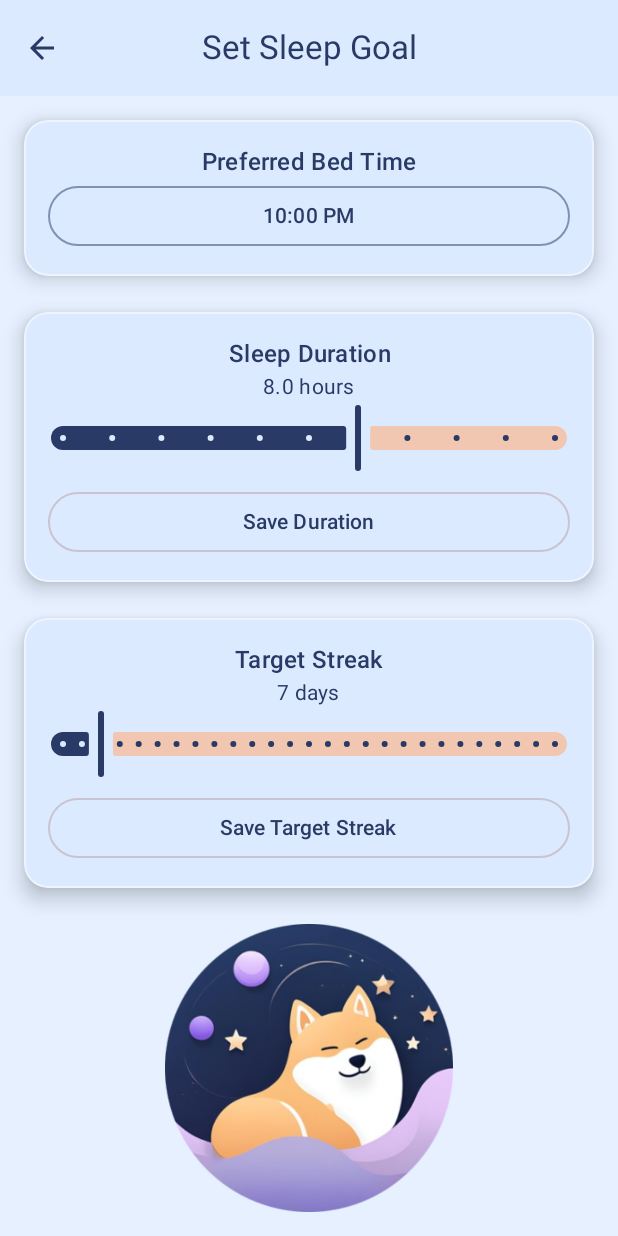
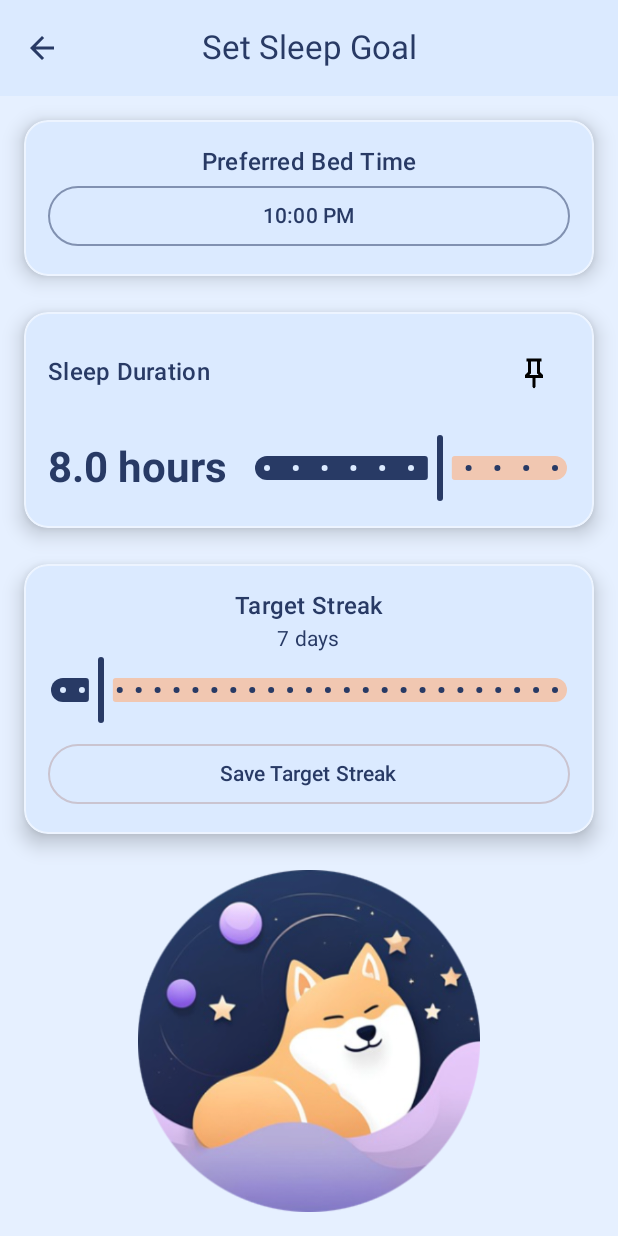
Before and after one commit to LyapunKate/SleepBuddy, an Android app built with Jetpack Compose: the SetGoalScreen screen opened through its navigation route, on a phone screen of 412 x 824 dp. Run offline under Robolectric (Android 15) with nearby library versions, the phone set to English and light mode, and no system bars; our stand-ins replace Room's generated code.

Commit message:
Changed select sleep duration box UI

```diff
--- a/app/src/main/java/com/sleepbuddy/sleeptracker/ui/screens/SetGoalScreen.kt
+++ b/app/src/main/java/com/sleepbuddy/sleeptracker/ui/screens/SetGoalScreen.kt
@@ -22,6 +22,7 @@ import androidx.activity.compose.BackHandler
 import androidx.compose.ui.layout.ContentScale
 import com.sleepbuddy.sleeptracker.ui.components.NeumorphicSurface
 import androidx.compose.foundation.BorderStroke
+import androidx.compose.ui.text.font.FontWeight
 
 @OptIn(ExperimentalMaterial3Api::class)
 @Composable
@@ -109,32 +110,23 @@ fun SetGoalScreen(
             // Sleep Duration Section
             NeumorphicSurface(modifier = Modifier.fillMaxWidth()) {
                 Column(
-                    horizontalAlignment = Alignment.CenterHorizontally,
                     modifier = Modifier
                         .fillMaxWidth()
-                        .padding(16.dp)
+                        .padding(16.dp),
+                    verticalArrangement = Arrangement.spacedBy(16.dp)
+                ) {
+                    // First line: Title and Save button
+                    Row(
+                        modifier = Modifier.fillMaxWidth(),
+                        horizontalArrangement = Arrangement.SpaceBetween,
+                        verticalAlignment = Alignment.CenterVertically
                     ) {
                         Text(
                             text = stringResource(R.string.sleep_duration),
-                        style = MaterialTheme.typography.titleMedium,
-                        textAlign = TextAlign.Center,
-                        modifier = Modifier.fillMaxWidth()
+                            style = MaterialTheme.typography.titleMedium
                         )
-                    Text(
-                        text = stringResource(R.string.hours_value, durationSliderValue),
-                        style = MaterialTheme.typography.bodyMedium
-                    )
-                    Slider(
-                        value = durationSliderValue,
-                        onValueChange = { durationSliderValue = it },
-                        valueRange = 5f..10f,
-                        steps = 9,
-                        modifier = Modifier.fillMaxWidth(),
-                        colors = SliderDefaults.colors(
-                            inactiveTrackColor = MaterialTheme.colorScheme.tertiary
-                        )
-                    )
-                    OutlinedButton(
+
+                        IconButton(
                             onClick = {
                                 tempSelectedDuration = durationSliderValue
                                 if (tempSelectedDuration != initialGoal.sleepDuration) {
@@ -144,12 +136,40 @@ fun SetGoalScreen(
                                     selectedDuration = tempSelectedDuration
                                     onSaveGoal(initialGoal.copy(sleepDuration = selectedDuration))
                                 }
-                        },
-                        modifier = Modifier
-                            .fillMaxWidth()
-                            .padding(top = 8.dp)
+                            }
                         ) {
-                        Text(stringResource(R.string.save_duration))
+                            Image(
+                                painter = painterResource(id = R.drawable.save_icon),
+                                contentDescription = stringResource(R.string.save_duration),
+                                modifier = Modifier.size(24.dp)
+                            )
+                        }
+                    }
+
+                    // Second line: Hours and Slider
+                    Row(
+                        modifier = Modifier.fillMaxWidth(),
+                        horizontalArrangement = Arrangement.spacedBy(16.dp),
+                        verticalAlignment = Alignment.CenterVertically
+                    ) {
+                        Text(
+                            text = stringResource(R.string.hours_value, durationSliderValue),
+                            style = MaterialTheme.typography.headlineMedium.copy(
+                                fontWeight = FontWeight.Bold
+                            ),
+                            modifier = Modifier.width(120.dp)  // Fixed width for alignment
+                        )
+
+                        Slider(
+                            value = durationSliderValue,
+                            onValueChange = { durationSliderValue = it },
+                            valueRange = 5f..10f,
+                            steps = 9,
+                            modifier = Modifier.weight(1f),
+                            colors = SliderDefaults.colors(
+                                inactiveTrackColor = MaterialTheme.colorScheme.tertiary
+                            )
+                        )
                     }
                 }
             }
```
Also changed, not shown: app/src/main/res/drawable/save_icon.png (added). Lines whose indentation alone changed are shown as unchanged.
